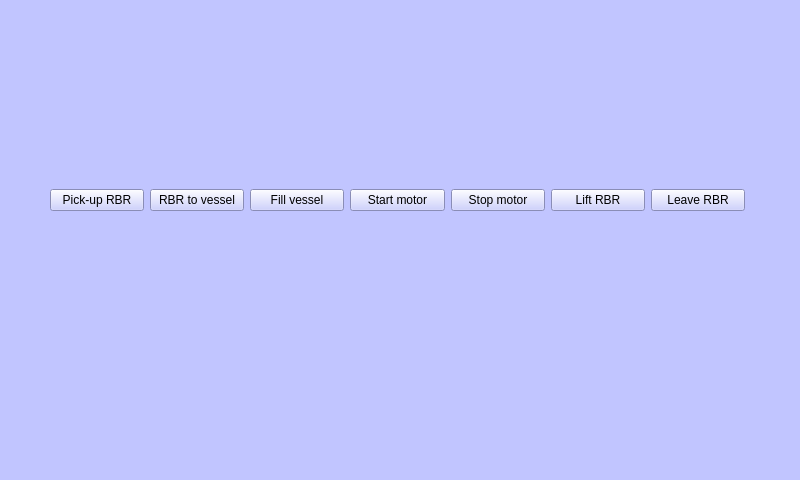
Before: the Qt Designer form automation/GUI_prototype.ui in AndreasNilsson123/SpinchemDBT23, drawn with Qt 5.
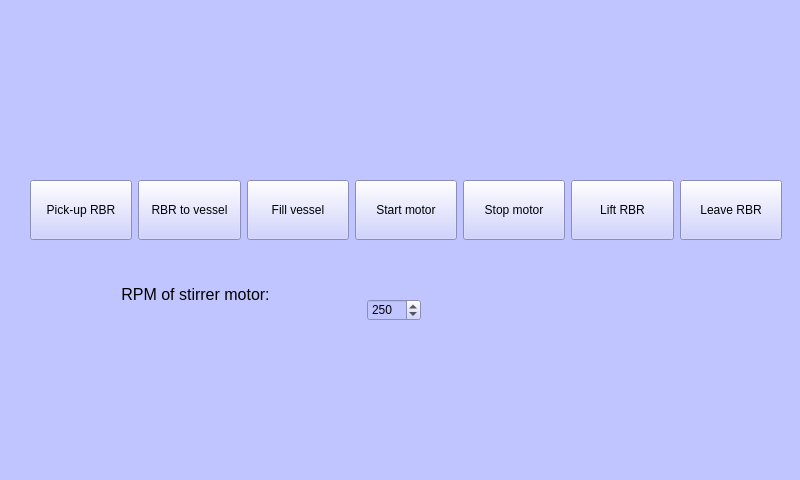
After: the same form once the commit is applied.

Commit message: Made buttons bigger and added RPM for stirrer motor

What changed in the file:
```diff
--- a/automation/GUI_prototype.ui
+++ b/automation/GUI_prototype.ui
@@ -20,15 +20,21 @@
    <widget class="QWidget" name="horizontalLayoutWidget">
     <property name="geometry">
      <rect>
-      <x>50</x>
-      <y>150</y>
-      <width>695</width>
+      <x>30</x>
+      <y>160</y>
+      <width>752</width>
       <height>101</height>
      </rect>
     </property>
     <layout class="QHBoxLayout" name="horizontalLayout">
      <item>
       <widget class="QPushButton" name="startMotor">
+       <property name="minimumSize">
+        <size>
+         <width>30</width>
+         <height>60</height>
+        </size>
+       </property>
        <property name="text">
         <string>Pick-up RBR</string>
        </property>
@@ -36,6 +42,12 @@
      </item>
      <item>
       <widget class="QPushButton" name="fillVessel">
+       <property name="minimumSize">
+        <size>
+         <width>30</width>
+         <height>60</height>
+        </size>
+       </property>
        <property name="text">
         <string>RBR to vessel</string>
        </property>
@@ -43,6 +55,12 @@
      </item>
      <item>
       <widget class="QPushButton" name="rbrToVesse">
+       <property name="minimumSize">
+        <size>
+         <width>30</width>
+         <height>60</height>
+        </size>
+       </property>
        <property name="text">
         <string>Fill vessel</string>
        </property>
@@ -50,6 +68,12 @@
      </item>
      <item>
       <widget class="QPushButton" name="leaveRbr">
+       <property name="minimumSize">
+        <size>
+         <width>30</width>
+         <height>60</height>
+        </size>
+       </property>
        <property name="text">
         <string>Start motor</string>
        </property>
@@ -57,6 +81,12 @@
      </item>
      <item>
       <widget class="QPushButton" name="liftRbr">
+       <property name="minimumSize">
+        <size>
+         <width>30</width>
+         <height>60</height>
+        </size>
+       </property>
        <property name="text">
         <string>Stop motor</string>
        </property>
@@ -64,6 +94,12 @@
      </item>
      <item>
       <widget class="QPushButton" name="stopMotor">
+       <property name="minimumSize">
+        <size>
+         <width>30</width>
+         <height>60</height>
+        </size>
+       </property>
        <property name="text">
         <string>Lift RBR</string>
        </property>
@@ -71,6 +107,12 @@
      </item>
      <item>
       <widget class="QPushButton" name="pickUp">
+       <property name="minimumSize">
+        <size>
+         <width>30</width>
+         <height>60</height>
+        </size>
+       </property>
        <property name="text">
         <string>Leave RBR</string>
        </property>
@@ -78,6 +120,49 @@
      </item>
     </layout>
    </widget>
+   <widget class="QWidget" name="horizontalLayoutWidget_2">
+    <property name="geometry">
+     <rect>
+      <x>30</x>
+      <y>280</y>
+      <width>391</width>
+      <height>61</height>
+     </rect>
+    </property>
+    <layout class="QHBoxLayout" name="horizontalLayout_2">
+     <item>
+      <widget class="QTextEdit" name="textEdit">
+       <property name="styleSheet">
+        <string notr="true">background-color: rgba(255, 255, 255,0);</string>
+       </property>
+       <property name="html">
+        <string>&lt;!DOCTYPE HTML PUBLIC &quot;-//W3C//DTD HTML 4.0//EN&quot; &quot;http://www.w3.org/TR/REC-html40/strict.dtd&quot;&gt;
+&lt;html&gt;&lt;head&gt;&lt;meta name=&quot;qrichtext&quot; content=&quot;1&quot; /&gt;&lt;style type=&quot;text/css&quot;&gt;
+p, li { white-space: pre-wrap; }
+&lt;/style&gt;&lt;/head&gt;&lt;body style=&quot; font-family:'MS Shell Dlg 2'; font-size:7.8pt; font-weight:400; font-style:normal;&quot;&gt;
+&lt;p align=&quot;center&quot; style=&quot; margin-top:0px; margin-bottom:0px; margin-left:0px; margin-right:0px; -qt-block-indent:0; text-indent:0px;&quot;&gt;&lt;span style=&quot; font-size:12pt;&quot;&gt;RPM of stirrer motor:&lt;/span&gt;&lt;/p&gt;
+&lt;p align=&quot;center&quot; style=&quot;-qt-paragraph-type:empty; margin-top:0px; margin-bottom:0px; margin-left:0px; margin-right:0px; -qt-block-indent:0; text-indent:0px;&quot;&gt;&lt;br /&gt;&lt;/p&gt;&lt;/body&gt;&lt;/html&gt;</string>
+       </property>
+      </widget>
+     </item>
+     <item>
+      <widget class="QSpinBox" name="spinBox">
+       <property name="styleSheet">
+        <string notr="true">font: 18pt &quot;MS Shell Dlg 2&quot;;</string>
+       </property>
+       <property name="minimum">
+        <number>50</number>
+       </property>
+       <property name="maximum">
+        <number>1000</number>
+       </property>
+       <property name="value">
+        <number>250</number>
+       </property>
+      </widget>
+     </item>
+    </layout>
+   </widget>
   </widget>
   <widget class="QMenuBar" name="menubar">
    <property name="geometry">
```
